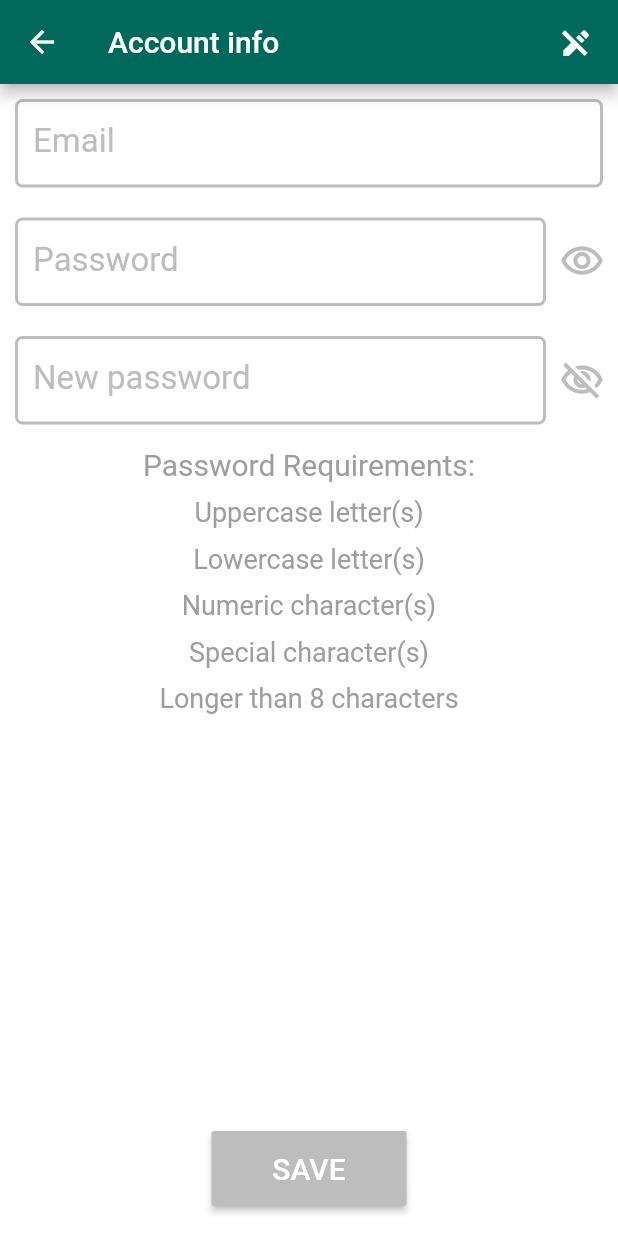
After one commit to Alexandr-Kulbachka/Ksolo, a Flutter app: the AccountInfo screen opened by its route, after a tap on the "visibility off" icon, after a tap on the "edit" icon, on a phone screen of 412 x 824 dp. The commit adds this screen. Run offline on Flutter 3.47's test engine with Material 2 defaults, Android fonts, the phone set to English and light mode, and no system bars; our stand-ins replace firebase_auth, firebase_core; accounts and stored records are empty.

Commit message:
Added 'account info page' into the settings tab
Added logout functionality
Added change email functionality

```diff
--- a/lib/app/navigation/route_generator.dart
+++ b/lib/app/navigation/route_generator.dart
@@ -1,10 +1,11 @@
+import 'package:Ksolo/pages/settings/accountInfo/account_info_page.dart';
 import 'package:flutter/cupertino.dart';
 import 'package:flutter/material.dart';
 
-import '../../pages/appearance/appearance_page.dart';
 import '../../pages/basic/home_page.dart';
 import '../../pages/basic/settings_page.dart';
 import '../../pages/main_navigation.dart';
+import '../../pages/settings/appearance/appearance_page.dart';
 import '../../pages/start/authorization/authorization_page.dart';
 import '../../pages/start/registration/registration_page.dart';
 import '../../pages/start/start_page.dart';
@@ -46,8 +47,11 @@ class RouteGenerator {
           page = Settings();
         }
         break;
-      case '/settings/color_scheme':
+      case '/settings/appearance':
         page = Appearance();
+        break;
+      case '/settings/account_info':
+        page = AccountInfo();
         break;
       default:
         return _errorRoute();
--- a/lib/components/app_button.dart
+++ b/lib/components/app_button.dart
@@ -2,47 +2,43 @@ import 'package:flutter/cupertino.dart';
 import 'package:flutter/material.dart';
 
 class AppButton extends StatelessWidget {
-  final double size;
   final EdgeInsets margin;
   final EdgeInsets padding;
   final String text;
   final double textSize;
   final Color buttonColor;
   final Color textColor;
-  final double maxHeight;
-  final double maxWidth;
+  final double height;
+  final double width;
   final void Function() onPressed;
 
   AppButton({
-    this.size = 10,
     this.margin,
     this.padding,
     this.buttonColor,
     this.textColor,
     this.text,
     this.textSize,
-    this.maxHeight = 0,
-    this.maxWidth = 0,
+    this.height = 0,
+    this.width = 0,
     @required this.onPressed,
   });
 
   @override
   Widget build(BuildContext context) {
     return Container(
+      height: height != 0 ? height : 40,
+      width: width != 0 ? width : 150,
+      decoration: BoxDecoration(borderRadius: BorderRadius.circular(10)),
       margin: margin ?? EdgeInsets.all(0),
-      child: FlatButton(
+      padding: padding ?? EdgeInsets.all(0),
+      child: RaisedButton(
         color: buttonColor,
-        child: Container(
-          padding: padding ?? EdgeInsets.all(0),
-          constraints: BoxConstraints(
-              maxHeight: maxHeight != 0 ? maxHeight : 50,
-              maxWidth: maxWidth != 0 ? maxWidth : 100),
-          child: Text(
-            text,
-            style: TextStyle(
-              color: textColor,
-              fontSize: textSize,
-            ),
+        child: Text(
+          text,
+          style: TextStyle(
+            color: textColor,
+            fontSize: textSize,
           ),
         ),
         onPressed: onPressed,
--- a/lib/pages/main_navigation.dart
+++ b/lib/pages/main_navigation.dart
@@ -25,7 +25,9 @@ class _MainNavigationState extends State<MainNavigation> {
   Widget build(BuildContext context) {
     return Consumer<AppColorService>(
         builder: (context, appColorService, child) {
-      return Scaffold(
+      return WillPopScope(
+        onWillPop: () async => false,
+        child: Scaffold(
           backgroundColor: AppElements.background.color(),
           body: mainPages[currentIndex],
           bottomNavigationBar: BottomNavigationBar(
@@ -57,6 +59,7 @@ class _MainNavigationState extends State<MainNavigation> {
               });
             },
           ),
+        ),
       );
     });
   }
--- /dev/null
+++ b/lib/pages/settings/accountInfo/account_info_page.dart
@@ -0,0 +1,526 @@
+import 'package:firebase_auth/firebase_auth.dart';
+import 'package:flutter/cupertino.dart';
+import 'package:flutter/material.dart';
+
+import '../../../app/firebase/firebase_auth.dart';
+import '../../../app/services/app_color_service.dart';
+import '../../../components/app_button.dart';
+import '../../../components/app_text_field.dart';
+import '../../../components/circled_button.dart';
+import '../../../enums/app_elements.dart';
+import '../../../style/app_color_scheme.dart';
+
+class AccountInfo extends StatefulWidget {
+  bool editMode;
+  AccountInfo({Key key, this.editMode = false}) : super(key: key);
+
+  @override
+  _AccountInfoState createState() => _AccountInfoState();
+}
+
+class _AccountInfoState extends State<AccountInfo> {
+  FBAuth _fbAuth;
+
+  String _oldEmail;
+
+  TextEditingController _emailController;
+  TextEditingController _passwordController;
+  TextEditingController _newPasswordController;
+
+  FocusNode _emailFocusNode;
+  FocusNode _passwordFocusNode;
+  FocusNode _newPasswordFocusNode;
+
+  bool _isEmailValid = true;
+  bool _isPasswordValid = false;
+  bool _isNewPasswordValid = false;
+
+  bool _hasUppercase;
+  bool _hasDigits;
+  bool _hasLowercase;
+  bool _hasSpecialCharacters;
+  bool _hasMinLength;
+
+  bool _isPasswordObscured = true;
+  bool _isNewPasswordObscured = true;
+
+  bool _isEmailShouldBeeEditable = true;
+  bool _isNewPasswordShouldBeeVisible = true;
+
+  RegExp _emailRegExp = RegExp(
+      r"^[a-zA-Z0-9.a-zA-Z0-9.!#$%&'*+-/=?^_`{|}~]+@[a-zA-Z0-9]+\.[a-zA-Z]+");
+
+  bool _canSave = false;
+
+  @override
+  void initState() {
+    _fbAuth = FBAuth.getInstance();
+    _emailController = TextEditingController();
+    _emailController.text = _fbAuth.currentUser.email;
+    _oldEmail = _fbAuth.currentUser.email;
+    _passwordController = TextEditingController();
+    _newPasswordController = TextEditingController();
+
+    _emailFocusNode = FocusNode();
+    _emailFocusNode.addListener(() {
+      setState(() {});
+    });
+
+    _passwordFocusNode = FocusNode();
+    _passwordFocusNode.addListener(() {
+      setState(() {});
+    });
+
+    _newPasswordFocusNode = FocusNode();
+    _newPasswordFocusNode.addListener(() {
+      setState(() {});
+    });
+    super.initState();
+  }
+
+  @override
+  void dispose() {
+    _emailController.dispose();
+    _passwordController.dispose();
+    _newPasswordController.dispose();
+    _emailFocusNode.dispose();
+    _passwordFocusNode.dispose();
+    _newPasswordFocusNode.dispose();
+    super.dispose();
+  }
+
+  @override
+  Widget build(BuildContext context) {
+    return Scaffold(
+        backgroundColor: AppElements.background.color(),
+        appBar: AppBar(
+          backgroundColor: AppElements.appbar.color(),
+          title: Text(
+            'Account info',
+            style: TextStyle(color: AppElements.basicText.color()),
+          ),
+          actions: [
+            CircledButton(
+                size: 30,
+                margin: EdgeInsets.symmetric(horizontal: 4),
+                iconColor: AppElements.basicText.color(),
+                icon: widget.editMode ? Icons.edit_off : Icons.edit,
+                onPressed: () => setState(() {
+                      _switchEditMode();
+                    }))
+          ],
+        ),
+        body: GestureDetector(
+          child: Stack(
+            fit: StackFit.expand,
+            children: [
+              ListView(
+                children: [
+                  _fields(),
+                  if (widget.editMode && _isNewPasswordShouldBeeVisible)
+                    _passwordRequirements(),
+                  if (!widget.editMode) _logout()
+                ],
+              ),
+              if (widget.editMode)
+                Positioned(
+                    child: Align(
+                  alignment: Alignment.bottomCenter,
+                  child: AppButton(
+                      margin: EdgeInsets.only(bottom: 10),
+                      padding: EdgeInsets.all(10),
+                      text: 'SAVE',
+                      textSize: 20,
+                      textColor: AppElements.basicText.color(),
+                      buttonColor: _canSave
+                          ? AppElements.enabledButton.color()
+                          : AppElements.disabledButton.color(),
+                      height: 70,
+                      width: 150,
+                      onPressed: () async {
+                        if (_canSave) {
+                          _saveChanges();
+                        }
+                      }),
+                ))
+            ],
+          ),
+          onTap: () {
+            FocusScopeNode currentFocus = FocusScope.of(context);
+            if (!currentFocus.hasPrimaryFocus) {
+              currentFocus.unfocus();
+            }
+          },
+        ));
+  }
+
+  Widget _fields() {
+    return Column(children: [
+      AppTextField(
+        readOnly: !widget.editMode || !_isEmailShouldBeeEditable,
+        padding: EdgeInsets.all(10),
+        fieldController: _emailController,
+        fieldFocusNode: _emailFocusNode,
+        maxLines: 1,
+        cursorColor: AppColorService.currentAppColorScheme.mainColor,
+        labelText: "Email",
+        labelColor: _emailFocusNode.hasFocus || _emailController.text.length > 0
+            ? AppElements.textFieldEnabled.color()
+            : AppElements.textFieldDisabled.color(),
+        enabledBorderColor: AppElements.textFieldEnabled.color(),
+        disabledBorderColor: _emailController.text.length > 0
+            ? AppElements.textFieldEnabled.color()
+            : AppElements.textFieldDisabled.color(),
+        errorText: _isEmailValid || _emailController.text.isEmpty
+            ? null
+            : "Invalid email",
+        onChanged: (value) {
+          setState(() {
+            if (_emailRegExp.hasMatch(value)) {
+              _isEmailValid = true;
+            } else {
+              _isEmailValid = false;
+            }
+            checkFields();
+          });
+        },
+      ),
+      Row(
+        mainAxisSize: MainAxisSize.min,
+        children: [
+          Flexible(
+              child: AppTextField(
+            readOnly: !widget.editMode,
+            obscureText: _isPasswordObscured,
+            autocorrect: false,
+            enableSuggestions: false,
+            padding: EdgeInsets.only(left: 10, top: 10, bottom: 10),
+            fieldController: _passwordController,
+            fieldFocusNode: _passwordFocusNode,
+            maxLines: 1,
+            cursorColor: AppColorService.currentAppColorScheme.mainColor,
+            labelText: "Password",
+            labelColor: _passwordFocusNode.hasFocus ||
+                    _passwordController.text.length > 0
+                ? AppElements.textFieldEnabled.color()
+                : AppElements.textFieldDisabled.color(),
+            enabledBorderColor: AppElements.textFieldEnabled.color(),
+            disabledBorderColor: _passwordController.text.length > 0
+                ? AppElements.textFieldEnabled.color()
+                : AppElements.textFieldDisabled.color(),
+            errorText: _passwordController.text.isEmpty || _isPasswordValid
+                ? null
+                : "Invalid password",
+            onChanged: (value) {
+              setState(() {
+                _isPasswordValid = _isPasswordCompliant(value);
+                checkFields();
+              });
+            },
+          )),
+          CircledButton(
+              size: 40,
+              icon: _isPasswordObscured
+                  ? Icons.visibility_off_outlined
+                  : Icons.visibility_outlined,
+              iconColor: _passwordFocusNode.hasFocus ||
+                      _passwordController.text.length > 0
+                  ? AppElements.textFieldEnabled.color()
+                  : AppElements.textFieldDisabled.color(),
+              onPressed: () {
+                setState(() {
+                  _isPasswordObscured = !_isPasswordObscured;
+                });
+              })
+        ],
+      ),
+      if (_isNewPasswordShouldBeeVisible)
+        Row(
+          children: [
+            Flexible(
+                child: AppTextField(
+              readOnly: !widget.editMode,
+              obscureText: _isNewPasswordObscured,
+              autocorrect: false,
+              enableSuggestions: false,
+              padding: EdgeInsets.only(left: 10, top: 10, bottom: 10),
+              fieldController: _newPasswordController,
+              fieldFocusNode: _newPasswordFocusNode,
+              maxLines: 1,
+              cursorColor: AppColorService.currentAppColorScheme.mainColor,
+              labelText: "New password",
+              labelColor: _newPasswordFocusNode.hasFocus ||
+                      _newPasswordController.text.length > 0
+                  ? AppElements.textFieldEnabled.color()
+                  : AppElements.textFieldDisabled.color(),
+              enabledBorderColor: AppElements.textFieldEnabled.color(),
+              disabledBorderColor: _newPasswordController.text.length > 0
+                  ? AppElements.textFieldEnabled.color()
+                  : AppElements.textFieldDisabled.color(),
+              errorText:
+                  _isNewPasswordValid || _newPasswordController.text.isEmpty
+                      ? null
+                      : "Invalid password",
+              onChanged: (value) {
+                setState(() {
+                  _isNewPasswordValid = _isPasswordCompliant(value);
+                  checkFields();
+                });
+              },
+            )),
+            CircledButton(
+                size: 40,
+                icon: _isNewPasswordObscured
+                    ? Icons.visibility_off_outlined
+                    : Icons.visibility_outlined,
+                iconColor: _newPasswordFocusNode.hasFocus ||
+                        _newPasswordController.text.length > 0
+                    ? AppElements.textFieldEnabled.color()
+                    : AppElements.textFieldDisabled.color(),
+                onPressed: () {
+                  setState(() {
+                    _isNewPasswordObscured = !_isNewPasswordObscured;
+                  });
+                }),
+          ],
+        )
+    ]);
+  }
+
+  Widget _passwordRequirements() {
+    return Column(children: [
+      _passwordRequirement(
+          text: 'Password Requirements:',
+          color: _newPasswordController.text.isEmpty
+              ? Colors.grey
+              : AppElements.appbar.color(),
+          size: 20),
+      _passwordRequirement(
+          text: 'Uppercase letter(s)',
+          color: _newPasswordController.text.isEmpty
+              ? Colors.grey
+              : _hasUppercase
+                  ? AppElements.appbar.color()
+                  : Colors.red),
+      _passwordRequirement(
+          text: 'Lowercase letter(s)',
+          color: _newPasswordController.text.isEmpty
+              ? Colors.grey
+              : _hasLowercase
+                  ? AppElements.appbar.color()
+                  : Colors.red),
+      _passwordRequirement(
+          text: 'Numeric character(s)',
+          color: _newPasswordController.text.isEmpty
+              ? Colors.grey
+              : _hasDigits
+                  ? AppElements.appbar.color()
+                  : Colors.red),
+      _passwordRequirement(
+          text: 'Special character(s)',
+          color: _newPasswordController.text.isEmpty
+              ? Colors.grey
+              : _hasSpecialCharacters
+                  ? AppElements.appbar.color()
+                  : Colors.red),
+      _passwordRequirement(
+          text: 'Longer than 8 characters',
+          color: _newPasswordController.text.isEmpty
+              ? Colors.grey
+              : _hasMinLength
+                  ? AppElements.appbar.color()
+                  : Colors.red),
+    ]);
+  }
+
+  Widget _passwordRequirement({String text, Color color, double size}) {
+    return Container(
+      margin: EdgeInsets.symmetric(vertical: 5),
+      child: Text(
+        text,
+        style: TextStyle(
+          color: color,
+          fontSize: size ?? 18,
+        ),
+      ),
+    );
+  }
+
+  bool _isPasswordCompliant(String password, [int minLength = 8]) {
+    if (password == null || password.isEmpty) {
+      return false;
+    }
+
+    _hasUppercase = password.contains(new RegExp(r'[A-Z]'));
+    _hasDigits = password.contains(new RegExp(r'[0-9]'));
+    _hasLowercase = password.contains(new RegExp(r'[a-z]'));
+    _hasSpecialCharacters =
+        password.contains(new RegExp(r'[!@#$%^&*(),.?"_:{}|<>+-]'));
+    _hasMinLength = password.length > minLength;
+
+    return _hasDigits &
+        _hasUppercase &
+        _hasLowercase &
+        _hasSpecialCharacters &
+        _hasMinLength;
+  }
+
+  void checkFields() {
+    if (_passwordController.text.isNotEmpty &&
+        (_isEmailValid && _emailController.text != _oldEmail ||
+            _passwordController.text != _newPasswordController.text &&
+                _newPasswordController.text.isNotEmpty &&
+                _isNewPasswordValid)) {
+      _canSave = true;
+    } else {
+      _canSave = false;
+    }
+    if (_emailController.text != _oldEmail) {
+      _isNewPasswordShouldBeeVisible = false;
+    } else {
+      _isNewPasswordShouldBeeVisible = true;
+    }
+    if (_newPasswordController.text.isNotEmpty) {
+      _isEmailShouldBeeEditable = false;
+    } else {
+      _isEmailShouldBeeEditable = true;
+    }
+  }
+
+  Widget _logout() {
+    return Center(
+      child: AppButton(
+          margin: EdgeInsets.symmetric(vertical: 10),
+          text: 'Logout',
+          textSize: 20,
+          textColor: AppElements.basicText.color(),
+          buttonColor: AppElements.enabledButton.color(),
+          onPressed: () {
+            showDialog(
+                context: context,
+                builder: (context) {
+                  return AlertDialog(
+                    backgroundColor: AppElements.appbar.color(),
+                    title: Text(
+                      'Are you sure you want to log out of your account?',
+                      style: TextStyle(
+                        color: AppElements.basicText.color(),
+                      ),
+                    ),
+                    actions: [
+                      AppButton(
+                          text: 'YES',
+                          buttonColor: AppElements.simpleCard.color(),
+                          textColor: AppElements.basicText.color(),
+                          onPressed: () async {
+                            await _fbAuth.signOut();
+                            Navigator.of(context).pushReplacementNamed('/');
+                          }),
+                      AppButton(
+                          text: 'NO',
+                          buttonColor: AppElements.simpleCard.color(),
+                          textColor: AppElements.basicText.color(),
+                          onPressed: () => Navigator.of(context).pop())
+                    ],
+                  );
+                });
+          }),
+    );
+  }
+
+  void _saveChanges() async {
+    showDialog(
+        context: context,
+        builder: (context) {
+          return AlertDialog(
+            backgroundColor: AppElements.appbar.color(),
+            title: Text(
+              _isEmailShouldBeeEditable
+                  ? 'Are you sure you want to change your email address?'
+                  : _isNewPasswordShouldBeeVisible
+                      ? 'Are you sure you want to change your password?'
+                      : '',
+              style: TextStyle(
+                color: AppElements.basicText.color(),
+              ),
+            ),
+            actions: [
+              AppButton(
+                  text: 'YES',
+                  buttonColor: AppElements.simpleCard.color(),
+                  textColor: AppElements.basicText.color(),
+                  onPressed: () async {
+                    if (_isEmailShouldBeeEditable) {
+                      await _fbAuth
+                          .changeEmail(_oldEmail, _passwordController.text,
+                              _emailController.text)
+                          .then((result) {
+                        Navigator.of(context).pop();
+                        if (result is bool && result) {
+                          _oldEmail = _emailController.text;
+                          showDialog(
+                              context: context,
+                              builder: (context) {
+                                Future.delayed(Duration(seconds: 1), () {
+                                  Navigator.of(context).pop();
+                                  _switchEditMode();
+                                });
+                                return AlertDialog(
+                                  backgroundColor: AppElements.appbar.color(),
+                                  title: Text(
+                                    'Email changed successfully!',
+                                    style: TextStyle(
+                                      color: AppElements.basicText.color(),
+                                    ),
+                                  ),
+                                );
+                              });
+                        } else if (result is FirebaseAuthException) {
+                          showDialog(
+                              context: context,
+                              builder: (context) {
+                                return AlertDialog(
+                                  backgroundColor: AppElements.appbar.color(),
+                                  title: Text(
+                                    result.message,
+                                    style: TextStyle(
+                                      color: AppElements.basicText.color(),
+                                    ),
+                                  ),
+                                  actions: [
+                                    AppButton(
+                                        text: 'OK',
+                                        buttonColor:
+                                            AppElements.simpleCard.color(),
+                                        textColor:
+                                            AppElements.basicText.color(),
+                                        onPressed: () =>
+                                            Navigator.of(context).pop())
+                                  ],
+                                );
+                              });
+                        }
+                      });
+                    } else if (_isNewPasswordShouldBeeVisible) {}
+                  }),
+              AppButton(
+                  text: 'NO',
+                  buttonColor: AppElements.simpleCard.color(),
+                  textColor: AppElements.basicText.color(),
+                  onPressed: () => Navigator.of(context).pop())
+            ],
+          );
+        });
+  }
+
+  void _switchEditMode() {
+    if (widget.editMode) {
+      _isEmailShouldBeeEditable = true;
+      _isNewPasswordShouldBeeVisible = true;
+      _emailController.text = _oldEmail;
+      _passwordController.text = '';
+      _newPasswordController.text = '';
+    }
+    widget.editMode = !widget.editMode;
+  }
+}
--- a/lib/pages/start/authorization/authorization_page.dart
+++ b/lib/pages/start/authorization/authorization_page.dart
@@ -81,8 +81,8 @@ class _AuthorizationState extends State<Authorization> {
                       buttonColor: _allFieldsFilled
                           ? AppElements.enabledButton.color()
                           : AppElements.disabledButton.color(),
-                      maxHeight: 70,
-                      maxWidth: 150,
+                      height: 70,
+                      width: 150,
                       onPressed: () async {
                         if (_allFieldsFilled) {
                           var result = await _fbAuth.signInWithEmailAndPassword(
@@ -104,8 +104,8 @@ class _AuthorizationState extends State<Authorization> {
                                     ),
                                     actions: [
                                       AppButton(
-                                          size: 50,
                                           text: 'OK',
+                                          buttonColor: AppElements.simpleCard.color(),
                                           textColor:
                                               AppElements.basicText.color(),
                                           onPressed: () =>
--- a/lib/pages/start/registration/registration_page.dart
+++ b/lib/pages/start/registration/registration_page.dart
@@ -111,8 +111,8 @@ class _RegistrationState extends State<Registration> {
                       buttonColor: _canSave
                           ? AppElements.enabledButton.color()
                           : AppElements.disabledButton.color(),
-                      maxHeight: 70,
-                      maxWidth: 150,
+                      height: 70,
+                      width: 150,
                       onPressed: () async {
                         if (_canSave) {
                           var result = await _fbAuth.register(
@@ -154,8 +154,8 @@ class _RegistrationState extends State<Registration> {
                                     ),
                                     actions: [
                                       AppButton(
-                                          size: 50,
                                           text: 'OK',
+                                          buttonColor: AppElements.simpleCard.color(),
                                           textColor:
                                               AppElements.basicText.color(),
                                           onPressed: () =>
--- a/lib/pages/task/new_task_page.dart
+++ b/lib/pages/task/new_task_page.dart
@@ -138,15 +138,12 @@ class _NewTaskState extends State<NewTask> {
                 alignment: Alignment.bottomCenter,
                 child: AppButton(
                     margin: EdgeInsets.only(bottom: 10),
-                    padding: EdgeInsets.all(10),
                     text: 'SAVE',
                     textSize: 20,
                     textColor: AppElements.basicText.color(),
                     buttonColor: canSave
                         ? AppElements.enabledButton.color()
                         : AppElements.disabledButton.color(),
-                    maxHeight: 70,
-                    maxWidth: 150,
                     onPressed: () {
                       if (canSave) {
                         setState(() {
```
Also changed, not shown: lib/app/firebase/firebase_auth.dart (+31 -9 lines), lib/pages/basic/home_page.dart (+18 -9 lines), lib/pages/basic/settings_page.dart (+19 -7 lines), lib/pages/settings/appearance/appearance_page.dart (renamed from lib/pages/appearance/appearance_page.dart, +7 -8 lines), lib/pages/start/components/left_button_background.dart (renamed from lib/pages/start/right_button_background.dart, +5 -6 lines), lib/pages/start/components/right_button_background.dart (renamed from lib/pages/start/left_button_background.dart, +6 -5 lines), lib/pages/start/start_page.dart (+6 -4 lines), lib/pages/task/task_details_page.dart (+5 -3 lines). Lines whose indentation alone changed are shown as unchanged.
